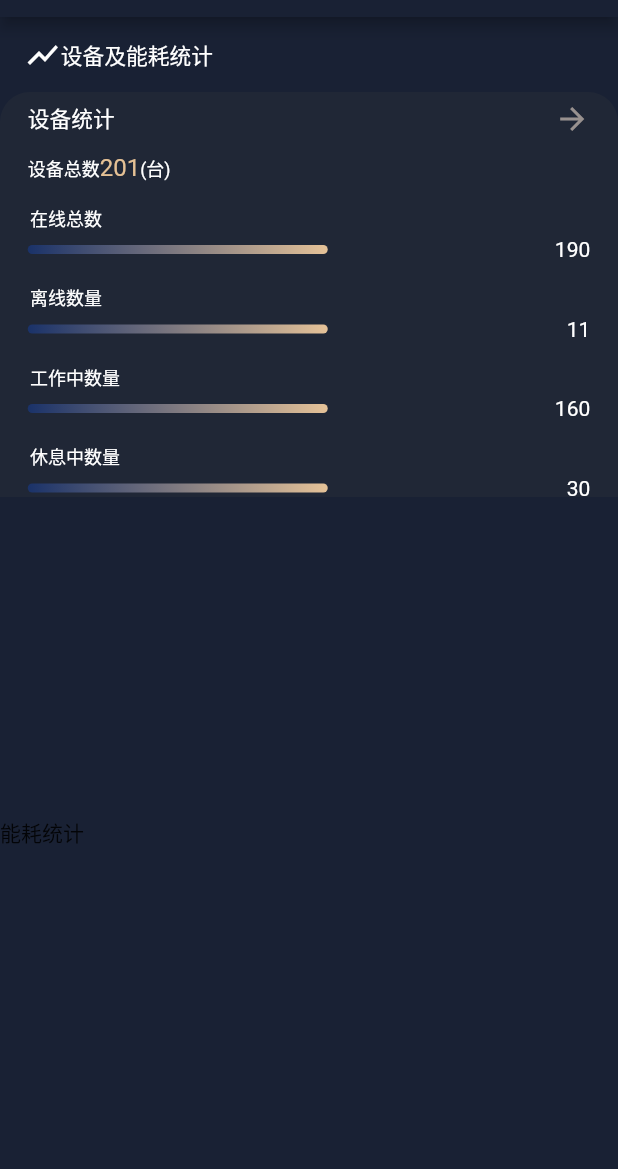
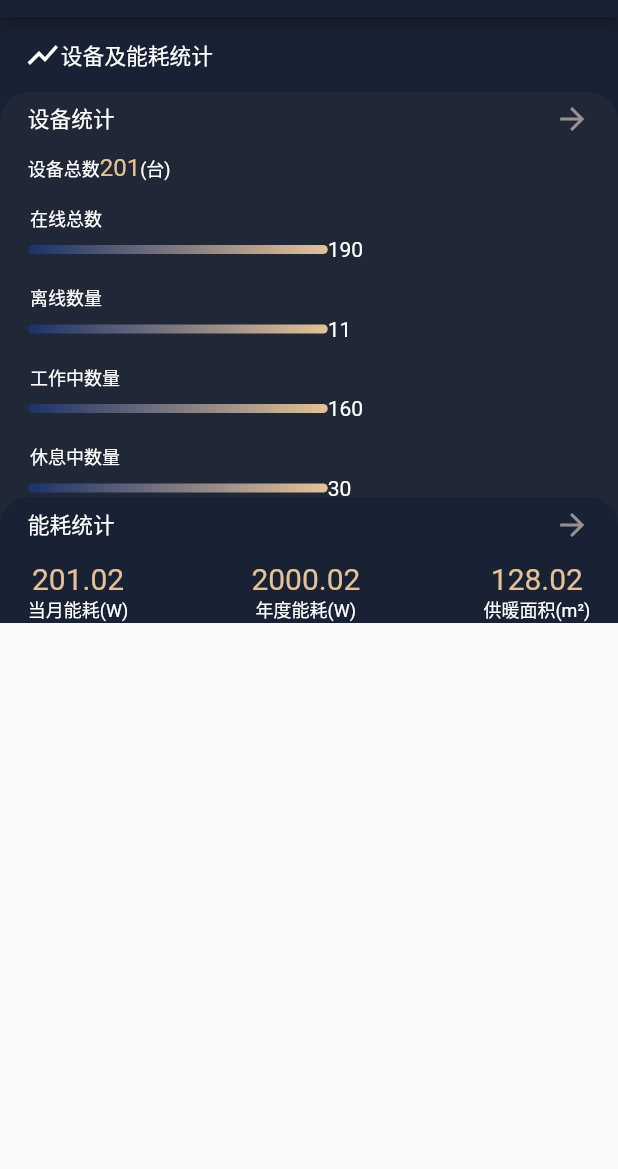
Before and after one commit to zhangyuhuihh/flutter-demo, a Flutter app: the screen it shows after launch, on a phone screen of 412 x 824 dp, the part 67-1236 px from its top. Run offline on Flutter 3.47's test engine with Material 2 defaults, Android fonts, the phone set to English and light mode, and no system bars; generated files the repository leaves out were written again.

Commit message:
图表待安装

```diff
--- a/lib/routes/homePage.dart
+++ b/lib/routes/homePage.dart
@@ -163,9 +163,9 @@ class _DeviceSitutation extends State<DeviceSitutation> {
                     ),
                   ),
                   Container(
-                    width: MediaQuery.of(context)
-                        .size
-                        .width, // 神器的宽度问题，解决一系列内部宽度问题,抛开正统布局宽度继承因素，曲线救国
+                    // width: MediaQuery.of(context)
+                    //     .size
+                    //     .width, // 神器的宽度问题，解决一系列内部宽度问题,抛开正统布局宽度继承因素，曲线救国
                     padding: EdgeInsets.only(left: 18.5, top: 4, right: 18.5),
                     child: Row(
                       mainAxisAlignment: MainAxisAlignment.spaceBetween,
@@ -212,13 +212,112 @@ class EnergyManage extends StatefulWidget {
 
 class _EnergyManage extends State<EnergyManage> {
   Widget build(BuildContext context) {
-    return Expanded(
-      flex: 1,
+    return Container(
+      decoration: BoxDecoration(
+        border: Border(top: BorderSide(color: Color(0xFF202736), width: 0.0)),
+        color: const Color(0xFF202736), // 0xFF192134
+      ),
       child: Container(
-        color: const Color(0xFF192134),
-        child: Row(
+        decoration: BoxDecoration(
+          color: const Color(0xFF192134),
+          borderRadius: BorderRadius.only(
+            topRight: Radius.circular(20.0),
+            topLeft: Radius.circular(20.0),
+          ),
+        ),
+        child: Column(
           children: <Widget>[
-            Text('能耗统计'),
+            Row(
+              // todo 暂时没搞懂为什么这里的spaceBetween可以起作用
+              mainAxisAlignment: MainAxisAlignment.spaceBetween,
+              children: <Widget>[
+                Container(
+                  padding: EdgeInsets.only(left: 18.5, top: 6.5, bottom: 6.5),
+                  child: Text(
+                    '能耗统计',
+                    style: TextStyle(color: Colors.white, fontSize: 14.5),
+                  ),
+                  height: 36,
+                ),
+                Container(
+                  padding: EdgeInsets.only(right: 18.5, top: 6.5, bottom: 6.5),
+                  child: Icon(
+                    Icons.arrow_forward,
+                    color: const Color(0xFF98918f),
+                  ),
+                ),
+              ],
+            ),
+            Container(
+              padding: EdgeInsets.only(left: 18.5, right: 18.5, top: 6),
+              child: Row(
+                mainAxisAlignment: MainAxisAlignment.spaceBetween,
+                children: <Widget>[
+                  Container(
+                    child: Column(
+                      children: <Widget>[
+                        Container(
+                          child: Text(
+                            '201.02',
+                            style: TextStyle(
+                                color: const Color(0xFFE5C195), fontSize: 20),
+                          ),
+                        ),
+                        Container(
+                          child: Text(
+                            '当月能耗(W)',
+                            style: TextStyle(color: Colors.white, fontSize: 12),
+                          ),
+                        )
+                      ],
+                    ),
+                  ),
+                  Container(
+                    child: Column(
+                      children: <Widget>[
+                        Container(
+                          child: Text(
+                            '2000.02',
+                            style: TextStyle(
+                                color: const Color(0xFFE5C195), fontSize: 20),
+                          ),
+                        ),
+                        Container(
+                          child: Text(
+                            '年度能耗(W)',
+                            style: TextStyle(color: Colors.white, fontSize: 12),
+                          ),
+                        )
+                      ],
+                    ),
+                  ),
+                  Container(
+                    child: Column(
+                      children: <Widget>[
+                        Container(
+                          // todo 是否可以提取样式
+                          child: Text(
+                            '128.02',
+                            style: TextStyle(
+                                color: const Color(0xFFE5C195), fontSize: 20),
+                          ),
+                        ),
+                        Container(
+                          child: Text(
+                            '供暖面积(m²)',
+                            style: TextStyle(color: Colors.white, fontSize: 12),
+                          ),
+                        )
+                      ],
+                    ),
+                  ),
+                ],
+              ),
+            ),
+            // Container(
+            //   child: Text('图表'),
+            //   // height: 122,
+            // )
           ],
         ),
       ),
```
